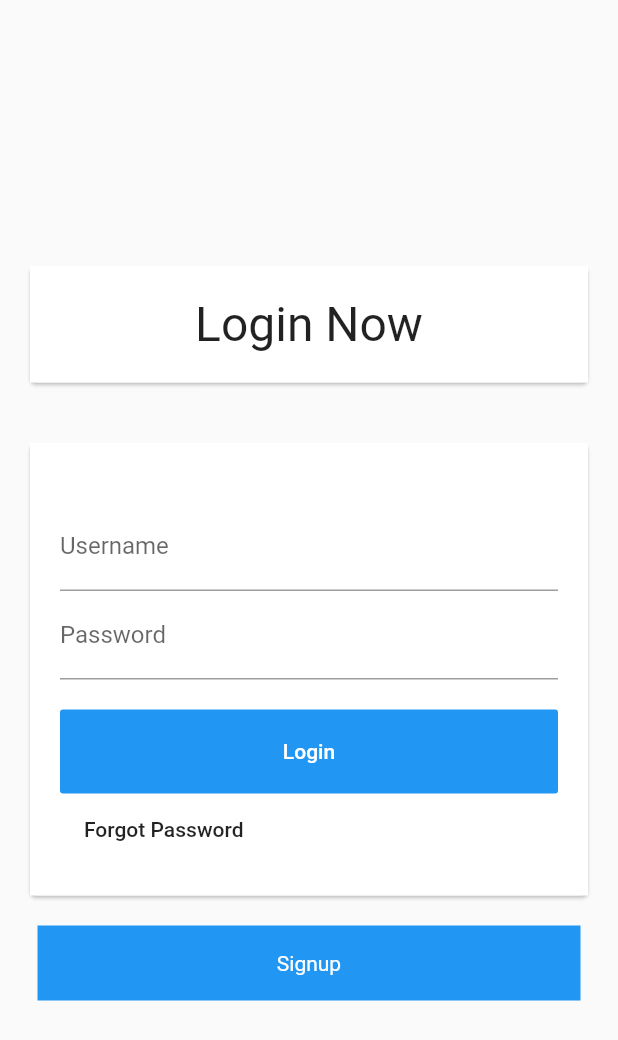
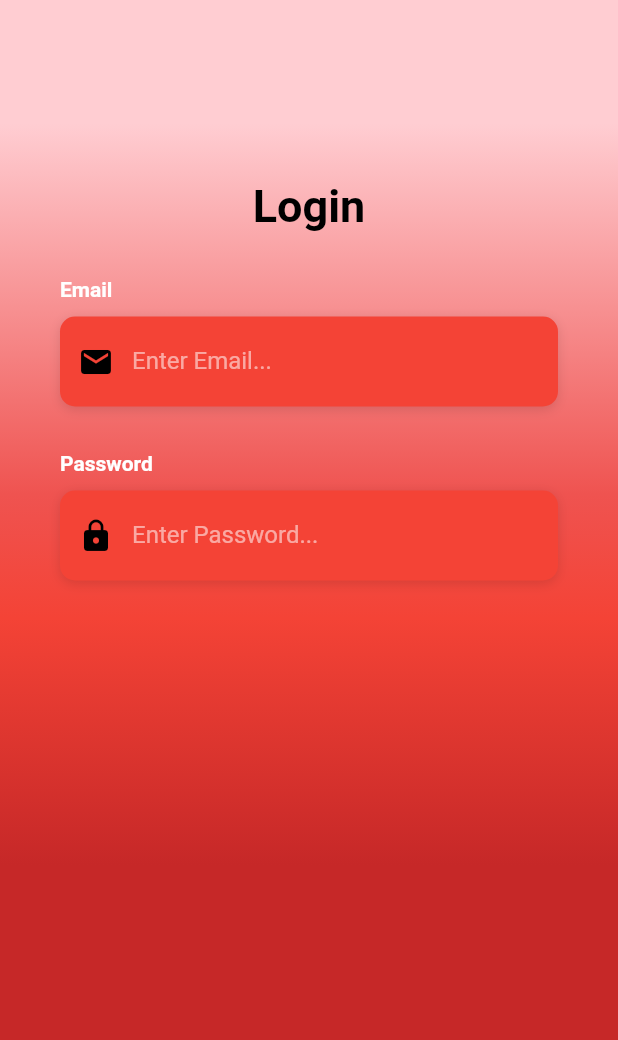
Before and after one commit to agnoam/flutter_login, a Flutter app: the screen it shows after launch, on a phone screen of 412 x 824 dp. Shown: the top 1040 px of the screen. Run offline on Flutter 3.47's test engine with Material 2 defaults, Android fonts, the phone set to English and light mode, and no system bars; Roboto replaces fonts that are missing (Arial, OpenSans).

Commit message:
new UI (login,)

```diff
--- a/lib/pages/login.page.dart
+++ b/lib/pages/login.page.dart
@@ -1,6 +1,6 @@
 import 'package:flutter/material.dart';
 import 'package:hello_world/services/http.services.dart';
-import 'package:hello_world/widgets/appCard.widgets.dart';
+import 'package:hello_world/widgets/constants.widgets.dart';
 
 class LoginPage extends StatefulWidget {
   LoginPage({ Key key }): super(key: key);
@@ -10,91 +10,127 @@ class LoginPage extends StatefulWidget {
 }
 
 class _LoginPageState extends State<LoginPage> {
-  String _username = '';
-  String _password = '';
+  // String _username = '';
+  // String _password = '';
+  // String _email = '';
+
+
+ Widget _buildEmail(){
+    return Column(
+        crossAxisAlignment: CrossAxisAlignment.start,
+        children: <Widget>[
+          Text(
+            'Email',
+            style: kLabelStyle,
+          ),
+          SizedBox(height:10.0),
+          Container(
+            alignment: Alignment.centerLeft,
+            decoration: kBoxDecorationStyle,
+            height: 60.0,
+            child: TextField(
+              keyboardType: TextInputType.emailAddress,
+              style: TextStyle(color:Colors.white, fontFamily: 'Arial'),
+              decoration: InputDecoration(
+                border: InputBorder.none,
+                contentPadding: EdgeInsets.only(top: 14.0),
+                prefixIcon: Icon(
+                  Icons.email,
+                  color: Colors.black
+                ),
+                hintText: 'Enter Email...',
+                hintStyle: kHintTextStyle,
+              ),
+            ),
+          ),
+        ],
+      );
+  }
+
+  Widget _buildPassword(){
+    return Column(
+            crossAxisAlignment: CrossAxisAlignment.start,
+            children: <Widget>[
+              Text(
+                'Password',
+                style: kLabelStyle,
+              ),
+              SizedBox(height:10.0),
+              Container(
+                alignment: Alignment.centerLeft,
+                decoration: kBoxDecorationStyle,
+                height: 60.0,
+                child: TextField(
+                  obscureText: true,
+                  style: TextStyle(color:Colors.white, fontFamily: 'Arial'),
+                  decoration: InputDecoration(
+                    border: InputBorder.none,
+                    contentPadding: EdgeInsets.only(top: 14.0),
+                    prefixIcon: Icon(
+                      Icons.lock,
+                      color: Colors.black
+                    ),
+                    hintText: 'Enter Password...',
+                    hintStyle: kHintTextStyle,
+                  ),
+                ),
+              ),
+            ],
+          );
+  }
 
   @override
   Widget build(BuildContext context) {
     return Scaffold(
-      body: Container(
-        child: Column(
-          mainAxisAlignment: MainAxisAlignment.center,
-          children: <Widget>[
-            AppCard(
-              child: Center(
-                child: Text(
-                  'Login Now',
-                  style: TextStyle(fontSize: 32.0),
-                  textAlign: TextAlign.center
-                )
-              )
+      body: Stack(children: <Widget>[
+        Container(
+          height: double.infinity,
+          width: double.infinity,
+          decoration: BoxDecoration(
+            gradient: LinearGradient(
+              begin: Alignment.topCenter,
+              end: Alignment.bottomCenter,
+              colors: [
+                Color(0xFFFFCDD2),
+                Color(0xFFEF5350),
+                Color(0xFFF44336),
+                Color(0xFFC62828),
+              ],
+              stops: [0.1, 0.4, 0.5, 0.7],
+            )
+          ),
+        ),
+        Container(
+          height: double.infinity,
+          child: SingleChildScrollView(
+            physics: AlwaysScrollableScrollPhysics(),
+            padding: EdgeInsets.symmetric(
+              horizontal: 40.0,
+              vertical: 120.0,
             ),
-            AppCard(
-              child: Container(
-                margin: EdgeInsets.only(top: 20.0),
-                child: Column(
-                  children: <Widget>[
-                    TextFormField(
-                      decoration: InputDecoration(labelText: "Username"),
-                      onChanged: (String value) {
-                        setState(() => _username = value);
-                      }
-                    ),
-                    TextFormField(
-                      decoration: InputDecoration(labelText: "Password"),
-                      onChanged: (String password) {
-                        setState(() {
-                          _password = password;
-                        });
-                      }
-                    ),
-                    Container(
-                      width: double.infinity,
-                      margin: EdgeInsets.only(top: 20.0),
-                      child: FlatButton(
-                        padding: EdgeInsets.all(20.0),
-                        color: Colors.blue,
-                        textColor: Colors.white,
-                        child: Text("Login"),
-                        onPressed: () async {
-                          if(_username.length > 0 && _password.length > 0) {
-                            bool isLogined =  await HttpServices.login(user: User(_username, _password));
-                            print(isLogined ? 'Yay !' : 'Boozzz !');
-                          }
-                        }
-                      ),
-                    ),
-                    Container(
-                      alignment: Alignment.centerLeft,
-                      child: FlatButton(
-                        child: Text("Forgot Password"),
-                        onPressed: () {}
-                      )
-                    )
-                  ]
-                )
-              )
-            ),
-            Row(
+            child: Column(
               mainAxisAlignment: MainAxisAlignment.center,
               children: <Widget>[
-                GestureDetector(
-                  child: Container(
-                    alignment: Alignment.center,
-                    width: MediaQuery.of(context).size.width - 50,
-                    height: 50,
-                    color: Colors.blue,
-                    child: Text("Signup", style: TextStyle(color: Colors.white))
+                Text(
+                  'Login',
+                  style:TextStyle(
+                    color: Colors.black,
+                    fontFamily: 'Arial',
+                    fontSize: 30.0,
+                    fontWeight: FontWeight.bold,
                   ),
-                  onTap: () {
-
-                  }
-                )
-              ]
+                ),
+                SizedBox(height: 30.0,),
+                _buildEmail(),
+                SizedBox(height: 30.0),
+                _buildPassword(),
+             ]
             )
-          ]
+          )
         )
-      )
+      ]
+     )
     );
   }
 }
+// Navigator.of(context).push(MaterialPageRoute(builder: (BuildContext context) => SignupPage()));
--- a/lib/services/http.services.dart
+++ b/lib/services/http.services.dart
@@ -16,7 +16,7 @@ class HttpServices {
   }
 
   static Future<bool> login({ User user }) async {
-    String strJson = jsonEncode(user.toJSON());
+    // String strJson = jsonEncode(user.toJSON());
     http.Response res = await http.post('$serverURL/app/login', body: user.toJSON());
 
     if(res.statusCode == 200) {
--- a/lib/widgets/appCard.widgets.dart
+++ /dev/null
@@ -1,35 +0,0 @@
-import 'package:flutter/material.dart';
-
-class AppCard extends StatefulWidget {
-  final Widget child;
-  final Border borderStyle;
-  final Color boxShadowColor;
-
-  AppCard({@required this.child, this.borderStyle, this.boxShadowColor});
-
-  @override
-  _AppCardState createState() => _AppCardState();
-}
-
-class _AppCardState extends State<AppCard> {
-  @override
-  Widget build(BuildContext context) {
-    return Column(
-      mainAxisSize: MainAxisSize.max,
-      crossAxisAlignment: CrossAxisAlignment.stretch,
-      children: <Widget>[
-        new Card(
-          margin: EdgeInsets.all(20.0),
-          color: Colors.white,
-          child: new Container(
-            padding: EdgeInsets.all(20.0),
-            child: widget.child,
-            decoration: new BoxDecoration(
-              color: Colors.white,
-            )
-          )
-        )
-      ]
-    );
-  }
-}
--- /dev/null
+++ b/lib/widgets/constants.widgets.dart
@@ -0,0 +1,24 @@
+import 'package:flutter/material.dart';
+
+final kHintTextStyle = TextStyle(
+  color: Colors.white54,
+  fontFamily: 'OpenSans',
+);
+
+final kLabelStyle = TextStyle(
+  color: Colors.white,
+  fontWeight: FontWeight.bold,
+  fontFamily: 'OpenSans',
+);
+
+final kBoxDecorationStyle = BoxDecoration(
+  color: Color(0xFFF44336),
+  borderRadius: BorderRadius.circular(10.0),
+  boxShadow: [
+    BoxShadow(
+      color: Colors.black12,
+      blurRadius: 6.0,
+      offset: Offset(0, 2),
+    ),
+  ],
+);
```
Also changed, not shown: assets/imgs/max.png (added).
